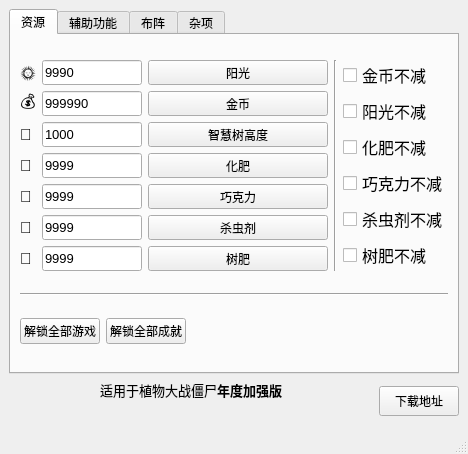
The window that pvztool.ui (windshadow233/pvz-toolkit) describes before a commit, drawn with Qt 5.
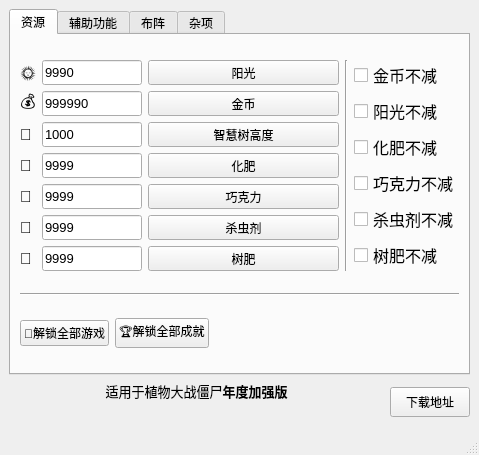
The same window after the commit.

Commit message: 修改ui

```diff
--- a/pvztool.ui
+++ b/pvztool.ui
@@ -6,8 +6,8 @@
    <rect>
     <x>0</x>
     <y>0</y>
-    <width>468</width>
-    <height>454</height>
+    <width>479</width>
+    <height>455</height>
    </rect>
   </property>
   <property name="sizePolicy">
@@ -901,7 +901,7 @@
           </property>
          </widget>
         </item>
-        <item row="2" column="0">
+        <item row="2" column="0" colspan="2">
          <layout class="QHBoxLayout" name="horizontalLayout_2">
           <item>
            <widget class="QPushButton" name="pushButton_12">
@@ -918,7 +918,7 @@
              </size>
             </property>
             <property name="text">
-             <string>解锁全部游戏</string>
+             <string>🌻解锁全部游戏</string>
             </property>
            </widget>
           </item>
@@ -937,7 +937,7 @@
              </size>
             </property>
             <property name="text">
-             <string>解锁全部成就</string>
+             <string>🏆解锁全部成就</string>
             </property>
            </widget>
           </item>
```
Left out of the diff: 2 changed lines with no effect on the pictures. The commit also changes 1 other file.
